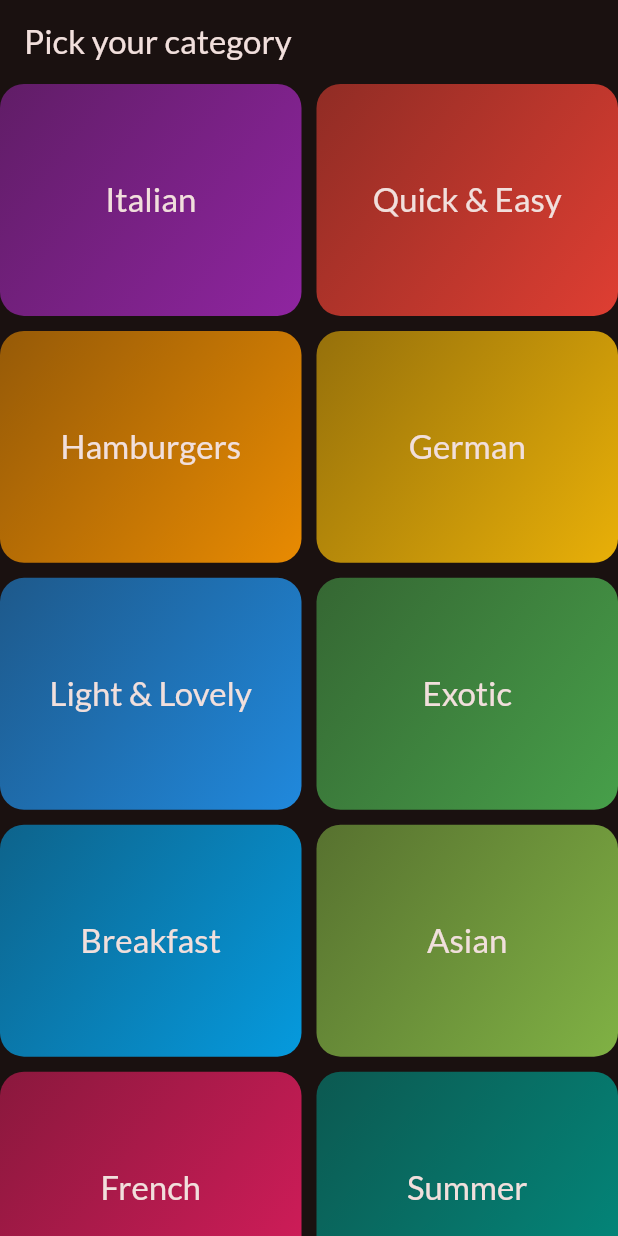
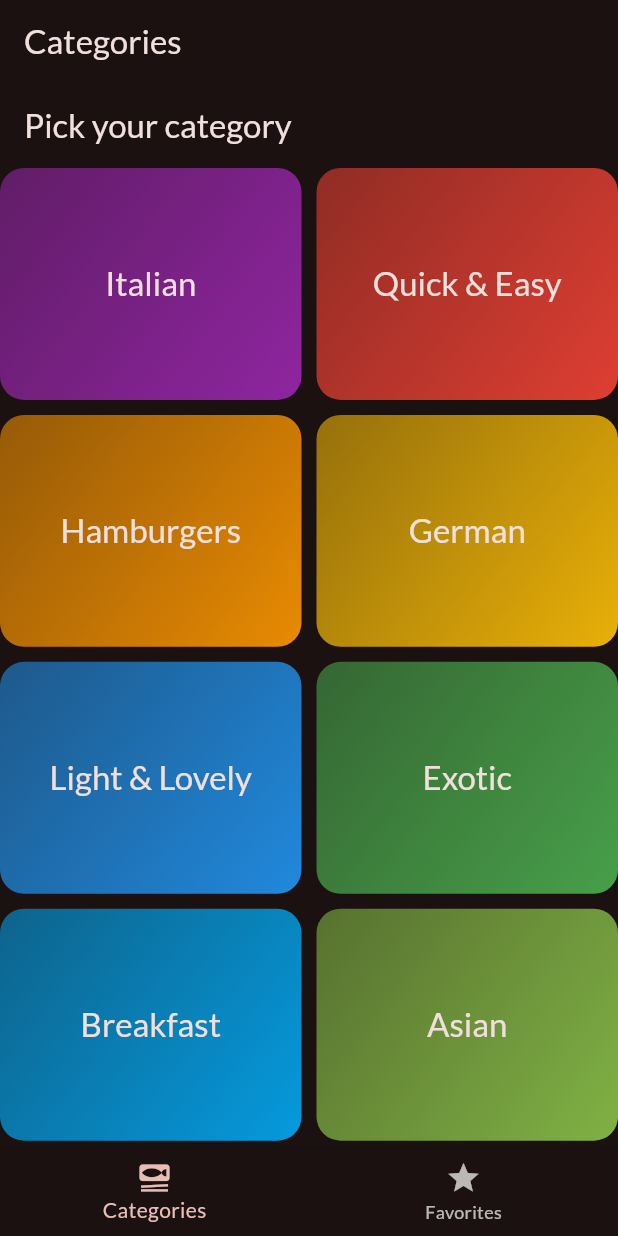
Before and after one commit to MohamedMahmoudAli/meal_app, a Flutter app: the screen it shows after launch, on a phone screen of 412 x 824 dp. Run offline on Flutter 3.47's test engine with Material 3 defaults, Android fonts, the phone set to English and light mode, and no system bars; our stand-ins replace google_fonts, transparent_image.

Commit message:
favorite Screen

```diff
--- a/lib/data/dummy_data.dart
+++ b/lib/data/dummy_data.dart
@@ -2,9 +2,7 @@ import 'package:flutter/material.dart';
 import 'package:meal_app/models/category.dart';
 import 'package:meal_app/models/meal.dart';
 
-
-
-const List<Category> DUMMY_CATEGORIES = [
+const List<Category> dUMMYCATEGORIES = [
   Category(
     id: 'c1',
     title: 'Italian',
@@ -57,7 +55,7 @@ const List<Category> DUMMY_CATEGORIES = [
   ),
 ];
 
-const List<Meal> DUMMY_MEALS = const [
+const List<Meal> dUMMYMEALS = [
   Meal(
     id: 'm1',
     categories: [
--- a/lib/main.dart
+++ b/lib/main.dart
@@ -1,6 +1,6 @@
 import 'package:flutter/material.dart';
-import 'package:meal_app/screens/categories_screen.dart';
 import 'package:google_fonts/google_fonts.dart';
+import 'package:meal_app/screens/tabs_screen.dart';
 
 void main() {
   runApp(const MyApp());
@@ -20,7 +20,7 @@ class MyApp extends StatelessWidget {
               brightness: Brightness.dark,
               seedColor: const Color.fromARGB(255, 125, 0, 0)),
           useMaterial3: true),
-      home: const CategoriesScreen(),
+      home: const TabsScreen(),
     );
   }
 }
--- a/lib/screens/categories_screen.dart
+++ b/lib/screens/categories_screen.dart
@@ -18,7 +18,7 @@ class CategoriesScreen extends StatelessWidget {
             childAspectRatio: 3.25 / 2.5,
             mainAxisSpacing: 10),
         children: [
-          for (final category in DUMMY_CATEGORIES)
+          for (final category in dUMMYCATEGORIES)
             CategoryGridItem(category: category)
         ],
       ),
--- /dev/null
+++ b/lib/screens/tabs_screen.dart
@@ -0,0 +1,52 @@
+import 'package:flutter/material.dart';
+import 'package:meal_app/screens/categories_screen.dart';
+import 'package:meal_app/screens/meals_screen.dart';
+
+class TabsScreen extends StatefulWidget {
+  const TabsScreen({super.key});
+
+  @override
+  State<TabsScreen> createState() => _TabsScreenState();
+}
+
+class _TabsScreenState extends State<TabsScreen> {
+  int _selectedPageIndex = 0;
+  void _selectedPage(int index) {
+    setState(() {
+      _selectedPageIndex = index;
+    });
+  }
+
+  @override
+  Widget build(BuildContext context) {
+    Widget activeScreen = const CategoriesScreen();
+    String title = 'Categories';
+    if (_selectedPageIndex == 1) {
+      activeScreen = const MealsScreen(
+        title: '',
+        meal: [],
+      );
+      title = 'Favorites';
+    }
+    return Scaffold(
+      appBar: AppBar(
+        title: Text(title),
+      ),
+      body: activeScreen,
+      bottomNavigationBar: BottomNavigationBar(
+        onTap: _selectedPage,
+        currentIndex: _selectedPageIndex,
+        items: const [
+          BottomNavigationBarItem(
+            icon: Icon(Icons.set_meal),
+            label: 'Categories',
+          ),
+          BottomNavigationBarItem(
+            icon: Icon(Icons.star),
+            label: 'Favorites',
+          ),
+        ],
+      ),
+    );
+  }
+}
--- a/lib/widgets/categories_grid_item.dart
+++ b/lib/widgets/categories_grid_item.dart
@@ -13,7 +13,7 @@ class CategoryGridItem extends StatelessWidget {
     return InkWell(
       splashColor: Theme.of(context).primaryColor,
       onTap: () {
-        final List<Meal> filteredMeal = DUMMY_MEALS
+        final List<Meal> filteredMeal = dUMMYMEALS
             .where((meal) => meal.categories.contains(category.id))
             .toList();
         Navigator.push(
```
Also changed, not shown: lib/screens/meal_deatails_screen.dart (+64 -8 lines), lib/screens/meals_screen.dart (+17 -6 lines), lib/widgets/mealItem.dart (+13 -23 lines).
